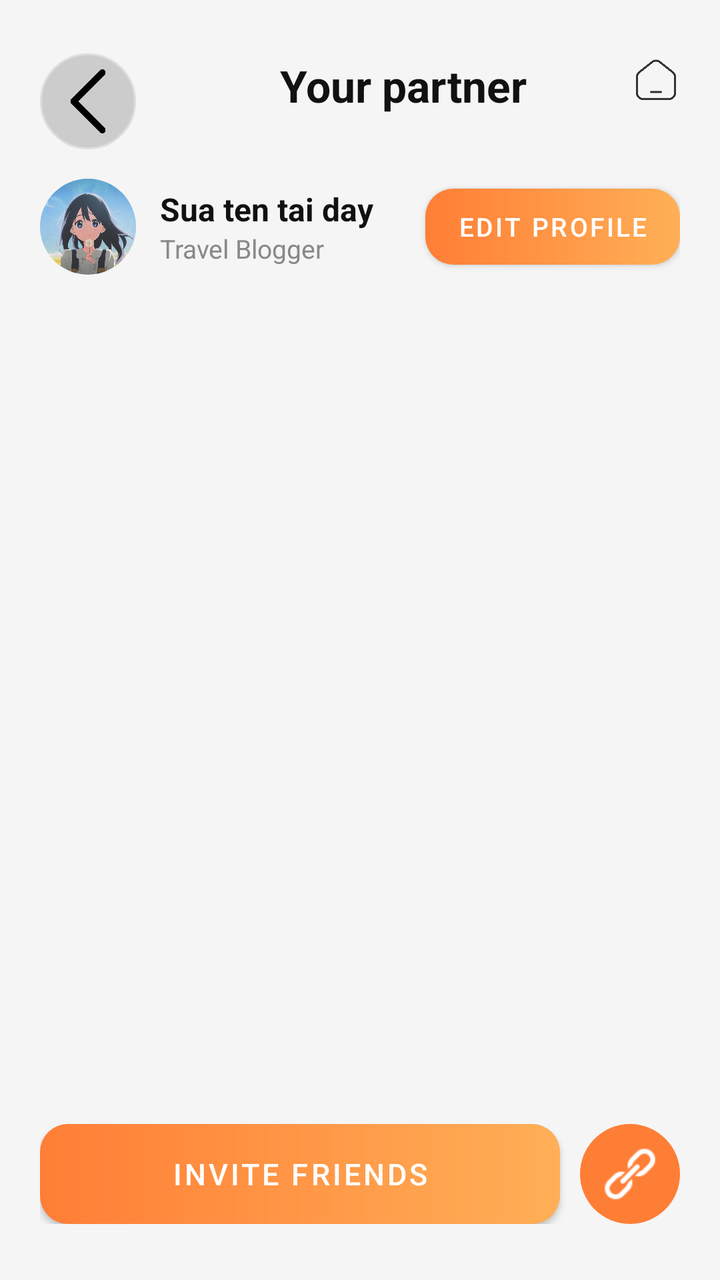
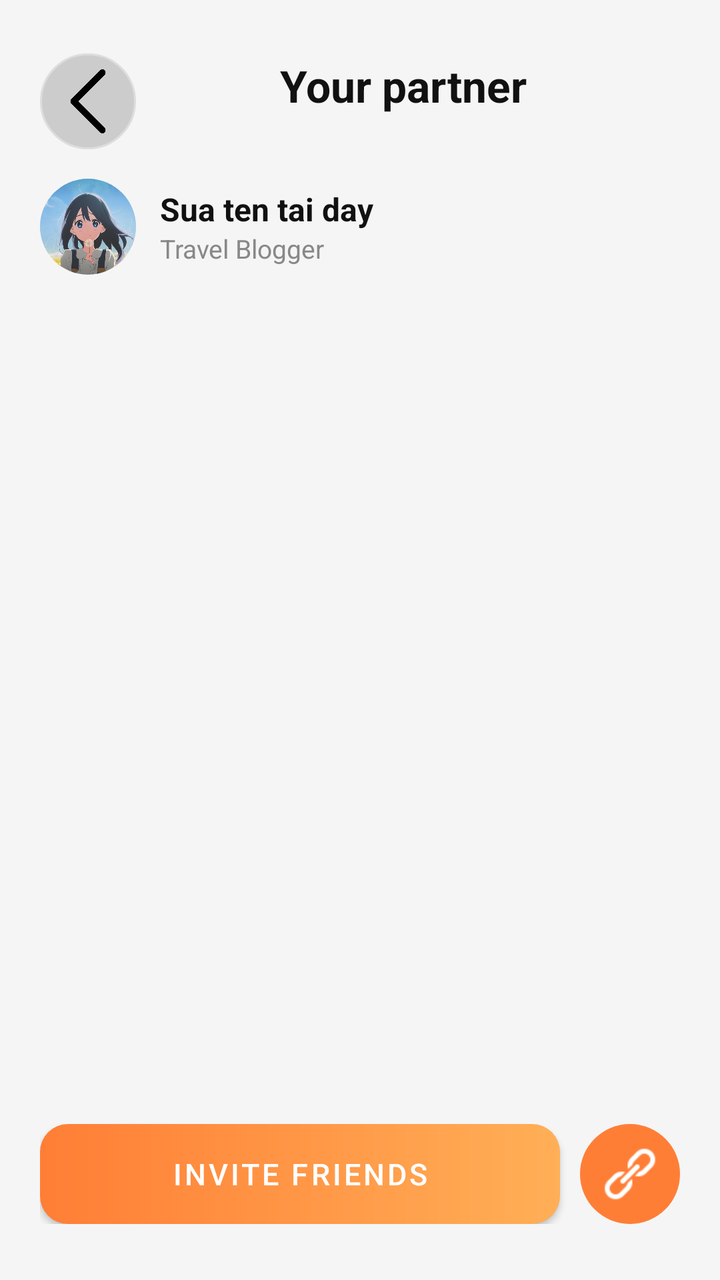

The first picture is an Android layout as it rendered before a commit; the second is the same layout after the commit. The layout source and the unified diff follow.
<!-- AndroidManifest.xml: application theme Theme.MaterialComponents.DayNight.NoActionBar -->
<!-- res/layout/friendscreen.xml -->
<?xml version="1.0" encoding="utf-8"?>
<androidx.constraintlayout.widget.ConstraintLayout
    xmlns:android="http://schemas.android.com/apk/res/android"
    xmlns:app="http://schemas.android.com/apk/res-auto"
    xmlns:tools="http://schemas.android.com/tools"
    android:layout_width="match_parent"
    android:layout_height="match_parent"
    android:background="#F5F5F5"
    tools:context=".ui.home.friend.FriendScreen">

    
    <androidx.constraintlayout.widget.ConstraintLayout
        android:id="@+id/contentLayout"
        android:layout_width="0dp"
        android:layout_height="0dp"
        android:padding="20dp"
        app:layout_constraintTop_toTopOf="parent"
        app:layout_constraintBottom_toBottomOf="parent"
        app:layout_constraintStart_toStartOf="parent"
        app:layout_constraintEnd_toEndOf="parent">

        
        <ImageButton
            android:id="@+id/btnBack"
            android:layout_width="48dp"
            android:layout_height="48dp"
            android:background="@drawable/btn_back"
            android:padding="8dp"
            android:translationY="20px"

            android:src="@drawable/ic_back"
            android:scaleType="centerInside"
            android:contentDescription="@string/back"
            app:layout_constraintStart_toStartOf="parent"
            app:layout_constraintTop_toTopOf="parent" />

        

        <TextView
            android:id="@+id/txtTitle"
            android:layout_width="wrap_content"
            android:layout_height="wrap_content"
            android:layout_marginStart="120dp"
            android:layout_marginTop="8dp"
            android:text="Your partner"
            android:textColor="#111111"
            android:textSize="22sp"
            android:textStyle="bold"
            app:layout_constraintStart_toStartOf="parent"
            app:layout_constraintTop_toTopOf="parent" />

        <ImageView
            android:id="@+id/btnHome"
            android:layout_width="24dp"
            android:layout_height="24dp"
            app:srcCompat="@drawable/ic_home"
            app:tint="#333333"
            app:layout_constraintTop_toTopOf="@id/txtTitle"
            app:layout_constraintEnd_toEndOf="parent" />

        
        <ScrollView
            android:id="@+id/scrollViewPartners"
            android:layout_width="0dp"
            android:layout_height="0dp"
            android:layout_marginTop="20dp"
            app:layout_constraintTop_toBottomOf="@id/txtTitle"
            app:layout_constraintBottom_toTopOf="@id/btnInviteFriendsLayout"
            app:layout_constraintStart_toStartOf="parent"
            app:layout_constraintEnd_toEndOf="parent">

            <LinearLayout
                android:id="@+id/partnerList"
                android:layout_width="match_parent"
                android:layout_height="wrap_content"
                android:orientation="vertical">

                
                <LinearLayout
                    android:layout_width="match_parent"
                    android:layout_height="wrap_content"
                    android:gravity="center_vertical"
                    android:orientation="horizontal"
                    android:paddingTop="12dp"
                    android:paddingBottom="12dp">

                    <ImageView
                        android:layout_width="48dp"
                        android:layout_height="48dp"
                        android:background="@drawable/bg_avatar_clip"
                        android:clipToOutline="true"
                        android:scaleType="centerCrop"
                        android:src="@drawable/avt1" />
                        // Thay anh giong avatar hien tai
                    <LinearLayout
                        android:layout_width="0dp"
                        android:layout_height="wrap_content"
                        android:layout_marginStart="12dp"
                        android:layout_weight="1"
                        android:orientation="vertical">

                        <TextView
                            android:layout_width="wrap_content"
                            android:layout_height="wrap_content"
                            android:text="Sua ten tai day"
                            android:textColor="#111111"
                            android:textSize="16sp"
                            android:textStyle="bold" />

                        <TextView
                            android:layout_width="wrap_content"
                            android:layout_height="wrap_content"
                            android:text="Travel Blogger"
                            android:textColor="#888888"
                            android:textSize="13sp" />
                    </LinearLayout>

                    <Button
                        android:id="@+id/btnEditProfile"
                        android:layout_width="wrap_content"
                        android:layout_height="38dp"
                        android:background="@drawable/bg_cta_gradient"
                        app:backgroundTint="@null"
                        android:paddingLeft="16dp"
                        android:paddingRight="16dp"
                        android:text="Edit profile"
                        android:textColor="@android:color/white"
                        android:textSize="13sp" />
                </LinearLayout>








































            </LinearLayout>
        </ScrollView>

        
        <LinearLayout
            android:id="@+id/btnInviteFriendsLayout"
            android:layout_width="match_parent"
            android:layout_height="wrap_content"
            android:gravity="center"
            android:layout_marginTop="12dp"
            android:layout_marginBottom="8dp"
            app:layout_constraintBottom_toBottomOf="parent">

            <Button
                android:id="@+id/btnInviteFriends"
                android:layout_width="0dp"
                android:layout_height="50dp"
                android:layout_weight="1"
                android:background="@drawable/bg_cta_gradient"
                app:backgroundTint="@null"
                android:text="Invite Friends"
                android:textColor="@android:color/white"
                android:textSize="15sp" />

            <ImageView
                android:id="@+id/btnLink"
                android:layout_width="50dp"
                android:layout_height="50dp"
                android:layout_marginStart="10dp"
                android:background="@drawable/bg_circle_orange"
                android:padding="10dp"
                app:srcCompat="@drawable/icon_copy"
                app:tint="@android:color/white" />
        </LinearLayout>

    </androidx.constraintlayout.widget.ConstraintLayout>

</androidx.constraintlayout.widget.ConstraintLayout>
<!-- resources referenced by this layout -->
<resources>
  <!-- drawable avt1: jpg bitmap (drawable, 35652 bytes) -->
  <!-- drawable bg_avatar_clip (drawable) -->
  <shape xmlns:android="http://schemas.android.com/apk/res/android"
      android:shape="rectangle">
  
      
      <corners android:radius="24dp" />
  
      
      <solid android:color="#E0E0E0"/>
  </shape>
  <!-- drawable bg_circle_orange (drawable) -->
  <shape xmlns:android="http://schemas.android.com/apk/res/android" android:shape="oval">
      <solid android:color="#FF7E36"/>
  </shape>
  <!-- drawable bg_cta_gradient (drawable) -->
  <shape xmlns:android="http://schemas.android.com/apk/res/android">
      <corners android:radius="14dp"/>
      <gradient
          android:startColor="#FF7E36"
          android:endColor="#FFAF57"
          android:angle="0"/>
  </shape>
  <!-- drawable btn_back (drawable) -->
  <shape xmlns:android="http://schemas.android.com/apk/res/android"
      android:shape="rectangle">
      <solid android:color="#CCCCCC"/>
      <stroke android:width="1dp" android:color="#DDD"/>
      <corners android:radius="30dp"/>
  </shape>
  <!-- drawable ic_back: png bitmap (drawable, 2754 bytes) -->
  <!-- drawable ic_home: png bitmap (drawable, 7228 bytes) -->
  <!-- drawable icon_copy: png bitmap (drawable, 726 bytes) -->
  <string name="back">Back</string>
</resources>

<!-- the commit's change to res/layout/friendscreen.xml (unified diff, before → after) -->
@@ -48,15 +48,6 @@
             android:textStyle="bold"
             app:layout_constraintStart_toStartOf="parent"
             app:layout_constraintTop_toTopOf="parent" />
-
-        <ImageView
-            android:id="@+id/btnHome"
-            android:layout_width="24dp"
-            android:layout_height="24dp"
-            app:srcCompat="@drawable/ic_home"
-            app:tint="#333333"
-            app:layout_constraintTop_toTopOf="@id/txtTitle"
-            app:layout_constraintEnd_toEndOf="parent" />
 
         
         <ScrollView
@@ -115,17 +106,6 @@
                             android:textSize="13sp" />
                     </LinearLayout>
 
-                    <Button
-                        android:id="@+id/btnEditProfile"
-                        android:layout_width="wrap_content"
-                        android:layout_height="38dp"
-                        android:background="@drawable/bg_cta_gradient"
-                        app:backgroundTint="@null"
-                        android:paddingLeft="16dp"
-                        android:paddingRight="16dp"
-                        android:text="Edit profile"
-                        android:textColor="@android:color/white"
-                        android:textSize="13sp" />
                 </LinearLayout>
 
 
<!-- resource entries referenced after the edit -->
@@ -31,7 +31,6 @@
       <corners android:radius="30dp"/>
   </shape>
   <!-- drawable ic_back: png bitmap (drawable, 2754 bytes) -->
-  <!-- drawable ic_home: png bitmap (drawable, 7228 bytes) -->
   <!-- drawable icon_copy: png bitmap (drawable, 726 bytes) -->
   <string name="back">Back</string>
 </resources>
